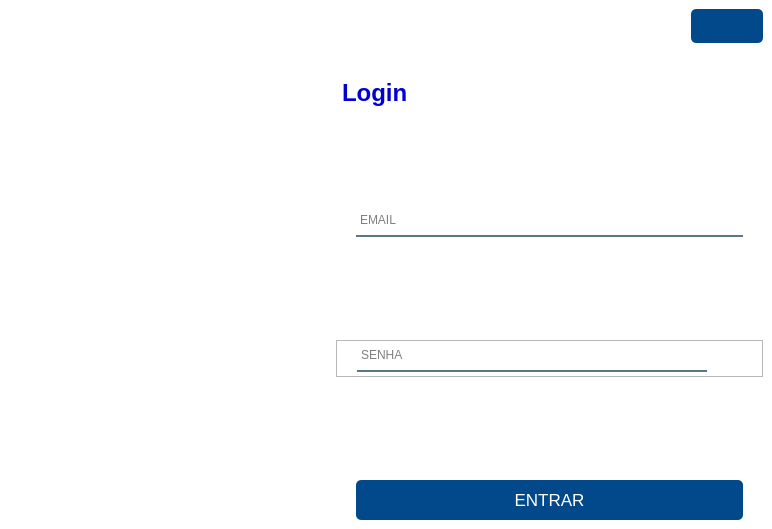
This is App/view/ui/Login.ui in Senac-SOR-ADS/Mapa-de-Sala as Qt 5 draws it before an edit. The edited form follows.
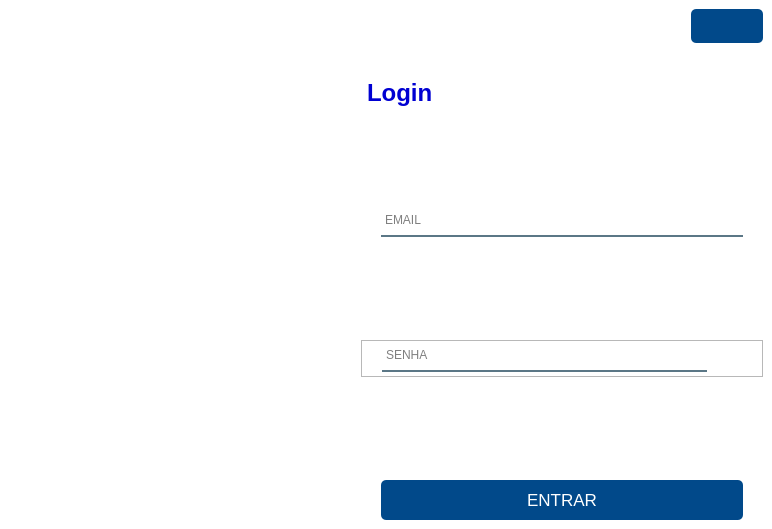
This is the edited form. Icons and pictures are not drawn.

The edit to the form file:
```diff
--- a/App/view/ui/Login.ui
+++ b/App/view/ui/Login.ui
@@ -156,7 +156,7 @@
        <widget class="QWidget" name="imgLogin" native="true">
         <property name="minimumSize">
          <size>
-          <width>321</width>
+          <width>346</width>
           <height>0</height>
          </size>
         </property>
```
Left out of the diff: 2 changed lines with no effect on the pictures.
